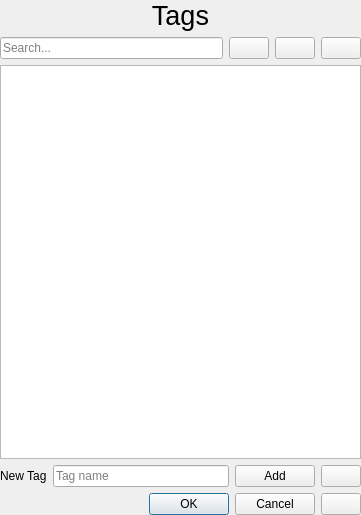
Old version of the form mngtags.ui in the repository glennnys/Decided.
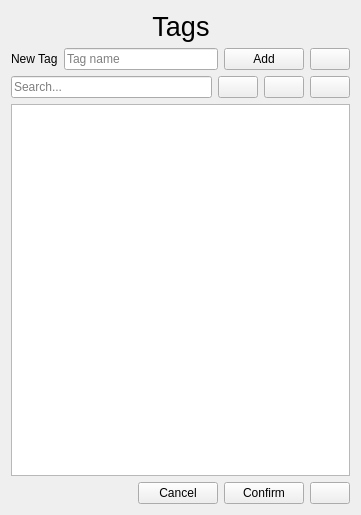
New version of the form. Icons and pictures are not drawn.

Commit message: FEAT/CLEAN more intuitive layouts for activities, items and tags. Activities code updated

```diff
--- a/mngtags.ui
+++ b/mngtags.ui
@@ -14,34 +14,96 @@
    <string>Form</string>
   </property>
   <layout class="QVBoxLayout" name="verticalLayout">
-   <property name="leftMargin">
-    <number>0</number>
-   </property>
-   <property name="topMargin">
-    <number>0</number>
-   </property>
-   <property name="rightMargin">
-    <number>0</number>
-   </property>
-   <property name="bottomMargin">
-    <number>0</number>
-   </property>
    <item>
-    <widget class="QLabel" name="label_2">
-     <property name="font">
-      <font>
-       <pointsize>20</pointsize>
-       <bold>false</bold>
-       <kerning>true</kerning>
-      </font>
-     </property>
-     <property name="text">
-      <string>Tags</string>
-     </property>
-     <property name="alignment">
-      <set>Qt::AlignmentFlag::AlignCenter</set>
-     </property>
-    </widget>
+    <layout class="QHBoxLayout" name="horizontalLayout_3">
+     <item>
+      <spacer name="horizontalSpacer_2">
+       <property name="orientation">
+        <enum>Qt::Orientation::Horizontal</enum>
+       </property>
+       <property name="sizeHint" stdset="0">
+        <size>
+         <width>40</width>
+         <height>20</height>
+        </size>
+       </property>
+      </spacer>
+     </item>
+     <item>
+      <widget class="QLabel" name="label_2">
+       <property name="font">
+        <font>
+         <pointsize>20</pointsize>
+         <bold>false</bold>
+         <kerning>true</kerning>
+        </font>
+       </property>
+       <property name="text">
+        <string>Tags</string>
+       </property>
+       <property name="alignment">
+        <set>Qt::AlignmentFlag::AlignCenter</set>
+       </property>
+      </widget>
+     </item>
+     <item>
+      <spacer name="horizontalSpacer_3">
+       <property name="orientation">
+        <enum>Qt::Orientation::Horizontal</enum>
+       </property>
+       <property name="sizeHint" stdset="0">
+        <size>
+         <width>40</width>
+         <height>20</height>
+        </size>
+       </property>
+      </spacer>
+     </item>
+    </layout>
+   </item>
+   <item>
+    <layout class="QHBoxLayout" name="addTagLayout">
+     <item>
+      <widget class="QLabel" name="tag_label">
+       <property name="text">
+        <string>New Tag</string>
+       </property>
+      </widget>
+     </item>
+     <item>
+      <widget class="QLineEdit" name="tag_entry">
+       <property name="toolTip">
+        <string>Insert new tag here</string>
+       </property>
+       <property name="placeholderText">
+        <string>Tag name</string>
+       </property>
+      </widget>
+     </item>
+     <item>
+      <widget class="QPushButton" name="add_tag_btn">
+       <property name="toolTip">
+        <string>Create new tag</string>
+       </property>
+       <property name="text">
+        <string>Add</string>
+       </property>
+       <property name="icon">
+        <iconset theme="QIcon::ThemeIcon::ListAdd"/>
+       </property>
+      </widget>
+     </item>
+     <item>
+      <widget class="QPushButton" name="resetTagBtn">
+       <property name="text">
+        <string/>
+       </property>
+       <property name="icon">
+        <iconset theme="QIcon::ThemeIcon::ViewRefresh"/>
+       </property>
+      </widget>
+     </item>
+    </layout>
    </item>
    <item>
     <layout class="QHBoxLayout" name="horizontalLayout">
@@ -118,53 +180,44 @@
      </property>
     </widget>
    </item>
-   <item>
-    <layout class="QHBoxLayout" name="addTagLayout">
-     <item>
-      <widget class="QLabel" name="tag_label">
-       <property name="text">
-        <string>New Tag</string>
-       </property>
-      </widget>
-     </item>
-     <item>
-      <widget class="QLineEdit" name="tag_entry">
-       <property name="toolTip">
-        <string>Insert new tag here</string>
-       </property>
-       <property name="placeholderText">
-        <string>Tag name</string>
-       </property>
-      </widget>
-     </item>
-     <item>
-      <widget class="QPushButton" name="add_tag_btn">
-       <property name="toolTip">
-        <string>Create new tag</string>
-       </property>
-       <property name="text">
-        <string>Add</string>
-       </property>
-      </widget>
-     </item>
-     <item>
-      <widget class="QPushButton" name="resetTagBtn">
-       <property name="text">
-        <string/>
-       </property>
-       <property name="icon">
-        <iconset theme="QIcon::ThemeIcon::ViewRefresh"/>
-       </property>
-      </widget>
-     </item>
-    </layout>
-   </item>
    <item>
     <layout class="QHBoxLayout" name="horizontalLayout_2">
      <item>
-      <widget class="QDialogButtonBox" name="saveCancelTagBtns">
-       <property name="standardButtons">
-        <set>QDialogButtonBox::StandardButton::Cancel|QDialogButtonBox::StandardButton::Ok</set>
+      <spacer name="horizontalSpacer">
+       <property name="orientation">
+        <enum>Qt::Orientation::Horizontal</enum>
+       </property>
+       <property name="sizeHint" stdset="0">
+        <size>
+         <width>40</width>
+         <height>20</height>
+        </size>
+       </property>
+      </spacer>
+     </item>
+     <item>
+      <widget class="QPushButton" name="cancelListBtn">
+       <property name="toolTip">
+        <string>Reset tag list to the original state</string>
+       </property>
+       <property name="text">
+        <string>Cancel</string>
+       </property>
+       <property name="icon">
+        <iconset theme="QIcon::ThemeIcon::WindowClose"/>
+       </property>
+      </widget>
+     </item>
+     <item>
+      <widget class="QPushButton" name="confirmListBtn">
+       <property name="toolTip">
+        <string>Update the tag list</string>
+       </property>
+       <property name="text">
+        <string>Confirm</string>
+       </property>
+       <property name="icon">
+        <iconset theme="QIcon::ThemeIcon::EditRedo"/>
        </property>
       </widget>
      </item>
```
The commit also changes 7 other files.
